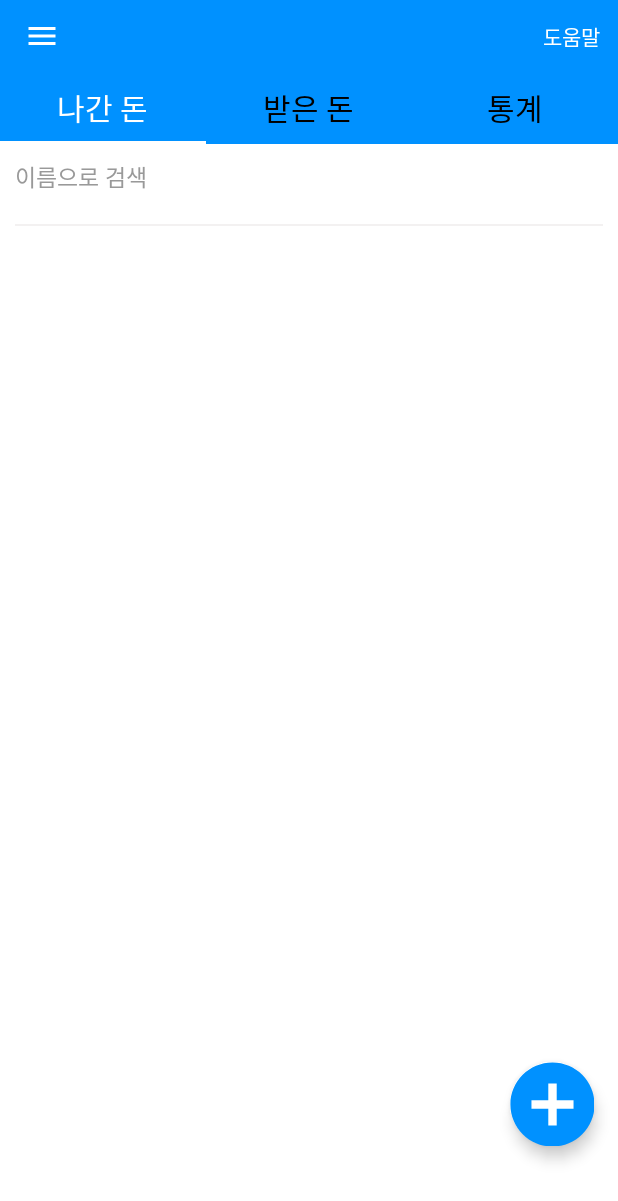
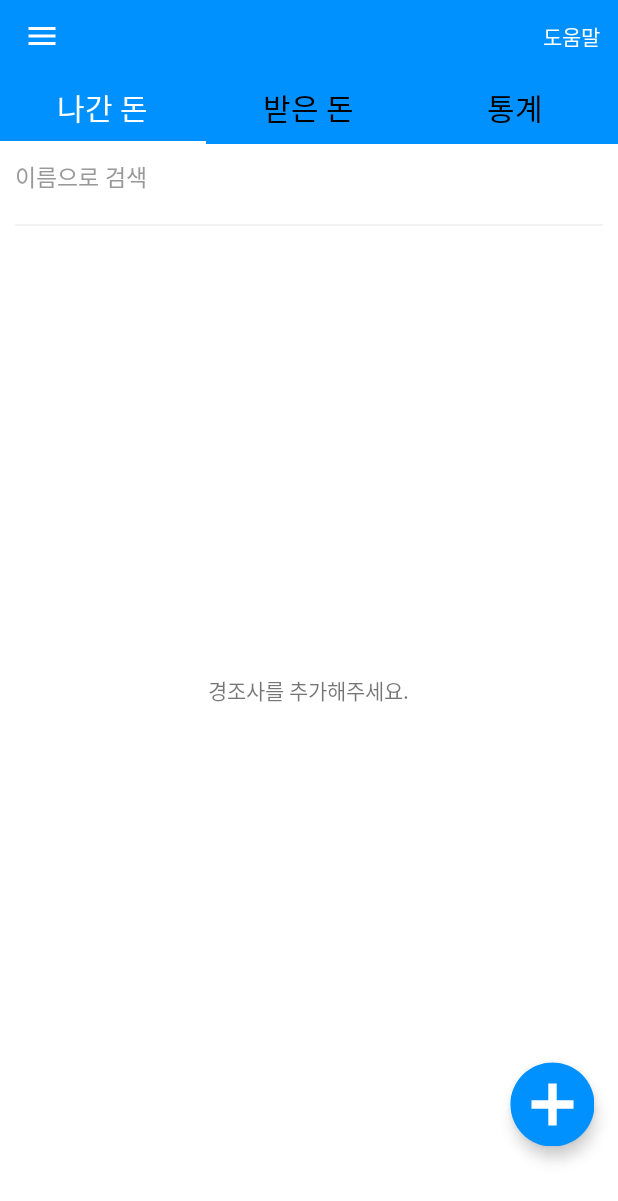
Before and after one commit to devmk1090/EventManager, an Android app: the screen it shows after launch (MainActivity), on a phone screen of 412 x 824 dp. Shown: the top 1201 px of the screen. Run offline under Robolectric (Android 15) with nearby library versions, the phone set to English and light mode, and no system bars; our stand-ins replace AdMob; libraries missing offline, so code that uses them is left out: org.apache.poi; 2 statements that could not run were skipped.

Commit message:
Release 2.2 (3) - empty text 추가

```diff
--- a/app/build.gradle
+++ b/app/build.gradle
@@ -9,7 +9,7 @@ android {
         minSdkVersion 21
         targetSdkVersion 36
         multiDexEnabled true
-        versionCode 13
+        versionCode 15
         versionName "2.2"
         testInstrumentationRunner "androidx.test.runner.AndroidJUnitRunner"
     }
--- a/app/src/main/java/com/devproject/eventmanager/InFragment.java
+++ b/app/src/main/java/com/devproject/eventmanager/InFragment.java
@@ -15,6 +15,7 @@ import android.view.LayoutInflater;
 import android.view.View;
 import android.view.ViewGroup;
 import android.widget.EditText;
+import android.widget.TextView;
 
 import com.google.android.material.floatingactionbutton.FloatingActionButton;
 
@@ -30,6 +31,8 @@ public class InFragment extends Fragment implements TextWatcher {
     private ArrayList<InList> result;
     private RecyclerView recyclerView;
     private EditText edit_search;
+    private TextView empty_text;
+    private RecyclerView.AdapterDataObserver adapterDataObserver;
 
     public InFragment(){}
 
@@ -52,6 +55,7 @@ public class InFragment extends Fragment implements TextWatcher {
     public View onCreateView(LayoutInflater inflater, ViewGroup container, Bundle savedInstanceState) {
         ViewGroup v = (ViewGroup) inflater.inflate(R.layout.fragment_in, container, false);
 
+        empty_text = v.findViewById(R.id.empty_text);
         edit_search = v.findViewById(R.id.in_edit_search);
         edit_search.addTextChangedListener(this);
         database = InOutDatabase.getInstance(getActivity());
@@ -69,7 +73,47 @@ public class InFragment extends Fragment implements TextWatcher {
         result = database.selectAllIn();
         adapter = new InAdapter(getContext(), result);
         recyclerView.setAdapter(adapter);
+
+        adapterDataObserver = new RecyclerView.AdapterDataObserver() {
+            @Override
+            public void onChanged() {
+                super.onChanged();
+                checkEmpty();
+            }
+
+            @Override
+            public void onItemRangeInserted(int positionStart, int itemCount) {
+                super.onItemRangeInserted(positionStart, itemCount);
+                checkEmpty();
+            }
+
+            @Override
+            public void onItemRangeRemoved(int positionStart, int itemCount) {
+                super.onItemRangeRemoved(positionStart, itemCount);
+                checkEmpty();
+            }
+        };
+        adapter.registerAdapterDataObserver(adapterDataObserver);
+
+        checkEmpty();
+
         return v;
+    }
+
+    private void checkEmpty() {
+        if (adapter.getItemCount() == 0) {
+            empty_text.setVisibility(View.VISIBLE);
+        } else {
+            empty_text.setVisibility(View.GONE);
+        }
+    }
+
+    @Override
+    public void onDestroyView() {
+        super.onDestroyView();
+        if (adapter != null && adapterDataObserver != null) {
+            adapter.unregisterAdapterDataObserver(adapterDataObserver);
+        }
     }
 
     @Override
--- a/app/src/main/java/com/devproject/eventmanager/OutFragment.java
+++ b/app/src/main/java/com/devproject/eventmanager/OutFragment.java
@@ -15,6 +15,7 @@ import android.view.LayoutInflater;
 import android.view.View;
 import android.view.ViewGroup;
 import android.widget.EditText;
+import android.widget.TextView;
 
 import com.google.android.material.floatingactionbutton.FloatingActionButton;
 
@@ -29,6 +30,8 @@ public class OutFragment extends Fragment implements TextWatcher {
     private ArrayList<OutList> result;
     private RecyclerView recyclerView;
     private EditText edit_search;
+    private TextView empty_text;
+    private RecyclerView.AdapterDataObserver adapterDataObserver;
 
     public OutFragment(){}
 
@@ -50,6 +53,7 @@ public class OutFragment extends Fragment implements TextWatcher {
     public View onCreateView(LayoutInflater inflater, ViewGroup container, Bundle savedInstanceState) {
         ViewGroup v = (ViewGroup) inflater.inflate(R.layout.fragment_out, container, false);
 
+        empty_text = v.findViewById(R.id.empty_text);
         edit_search = v.findViewById(R.id.out_edit_search);
         edit_search.addTextChangedListener(this);
         database = InOutDatabase.getInstance(getActivity());
@@ -67,7 +71,47 @@ public class OutFragment extends Fragment implements TextWatcher {
         result = database.selectAllOut();
         adapter = new OutAdapter(getContext(), result);
         recyclerView.setAdapter(adapter);
+
+        adapterDataObserver = new RecyclerView.AdapterDataObserver() {
+            @Override
+            public void onChanged() {
+                super.onChanged();
+                checkEmpty();
+            }
+
+            @Override
+            public void onItemRangeInserted(int positionStart, int itemCount) {
+                super.onItemRangeInserted(positionStart, itemCount);
+                checkEmpty();
+            }
+
+            @Override
+            public void onItemRangeRemoved(int positionStart, int itemCount) {
+                super.onItemRangeRemoved(positionStart, itemCount);
+                checkEmpty();
+            }
+        };
+        adapter.registerAdapterDataObserver(adapterDataObserver);
+
+        checkEmpty();
+
         return v;
+    }
+
+    private void checkEmpty() {
+        if (adapter.getItemCount() == 0) {
+            empty_text.setVisibility(View.VISIBLE);
+        } else {
+            empty_text.setVisibility(View.GONE);
+        }
+    }
+
+    @Override
+    public void onDestroyView() {
+        super.onDestroyView();
+        if (adapter != null && adapterDataObserver != null) {
+            adapter.unregisterAdapterDataObserver(adapterDataObserver);
+        }
     }
 
     @Override
--- a/app/src/main/res/layout/fragment_out.xml
+++ b/app/src/main/res/layout/fragment_out.xml
@@ -36,6 +36,14 @@
             android:layout_width="match_parent"
             android:layout_height="match_parent"/>
     </LinearLayout>
+
+    <TextView
+        android:id="@+id/empty_text"
+        android:text="경조사를 추가해주세요."
+        android:layout_centerInParent="true"
+        android:layout_width="wrap_content"
+        android:layout_height="wrap_content"/>
+
     <com.google.android.material.floatingactionbutton.FloatingActionButton
         android:id="@+id/outFab"
         android:layout_width="wrap_content"
```
Also changed, not shown: app/src/main/res/layout/fragment_in.xml (+9 -0 lines).
